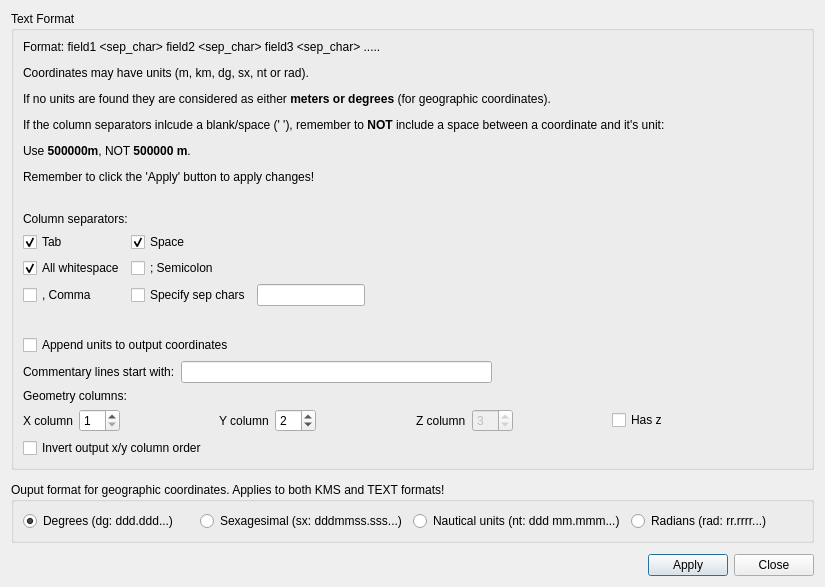
The window that UI/Dialog_settings_f2f.ui (MartinHvidberg/kmstrans_fra_SDFE_SEQ200131) describes before a commit, drawn with Qt 5.
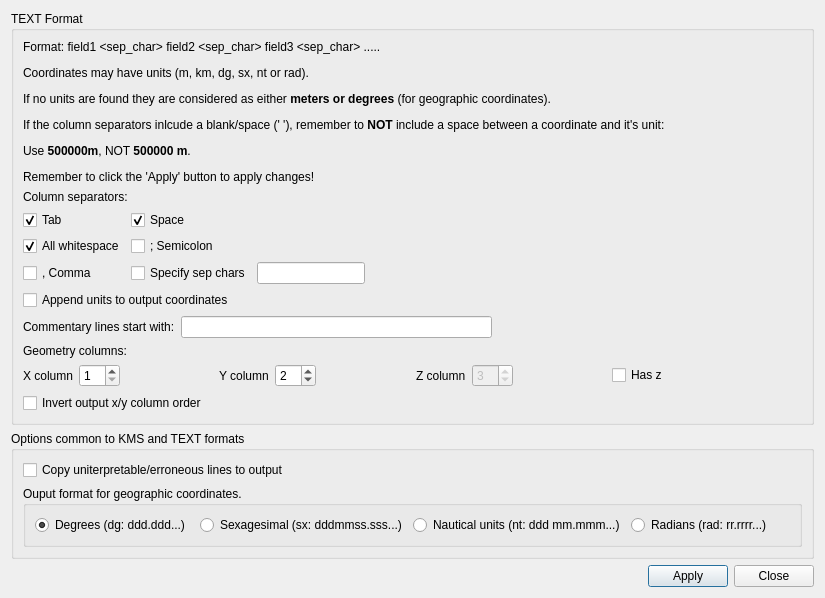
The same window after the commit.

Commit message: Implemented a 'copy bad lines' option to TEXT and KMS

Diff of the .ui file:
```diff
--- a/UI/Dialog_settings_f2f.ui
+++ b/UI/Dialog_settings_f2f.ui
@@ -17,7 +17,7 @@
    <item>
     <widget class="QGroupBox" name="groupBox">
      <property name="title">
-      <string>Text Format</string>
+      <string>TEXT Format</string>
      </property>
      <layout class="QVBoxLayout" name="verticalLayout_3">
       <item>
@@ -302,22 +302,25 @@
     </widget>
    </item>
    <item>
-    <spacer name="verticalSpacer">
-     <property name="orientation">
-      <enum>Qt::Vertical</enum>
+    <widget class="QGroupBox" name="groupBox_3">
+     <property name="title">
+      <string>Options common to KMS and TEXT formats</string>
      </property>
-     <property name="sizeHint" stdset="0">
-      <size>
-       <width>20</width>
-       <height>40</height>
-      </size>
-     </property>
-    </spacer>
+     <layout class="QVBoxLayout" name="verticalLayout_2">
+      <item>
+       <widget class="QCheckBox" name="chb_copy_bad">
+        <property name="toolTip">
+         <string>Copy lines where proper coordinates cannot be read to output file.</string>
+        </property>
+        <property name="text">
+         <string>Copy uniterpretable/erroneous lines to output</string>
+        </property>
+       </widget>
    </item>
    <item>
     <widget class="QGroupBox" name="groupBox_2">
      <property name="title">
-      <string>Ouput format for geographic coordinates. Applies to both KMS and TEXT formats!</string>
+         <string>Ouput format for geographic coordinates. </string>
      </property>
      <layout class="QHBoxLayout" name="horizontalLayout_3">
       <item>
@@ -353,6 +356,22 @@
       </item>
      </layout>
     </widget>
+      </item>
+     </layout>
+    </widget>
+   </item>
+   <item>
+    <spacer name="verticalSpacer">
+     <property name="orientation">
+      <enum>Qt::Vertical</enum>
+     </property>
+     <property name="sizeHint" stdset="0">
+      <size>
+       <width>20</width>
+       <height>40</height>
+      </size>
+     </property>
+    </spacer>
    </item>
    <item>
     <spacer name="verticalSpacer_2">
```
Lines whose indentation alone changed are shown as unchanged. The commit also changes 13 other files.
